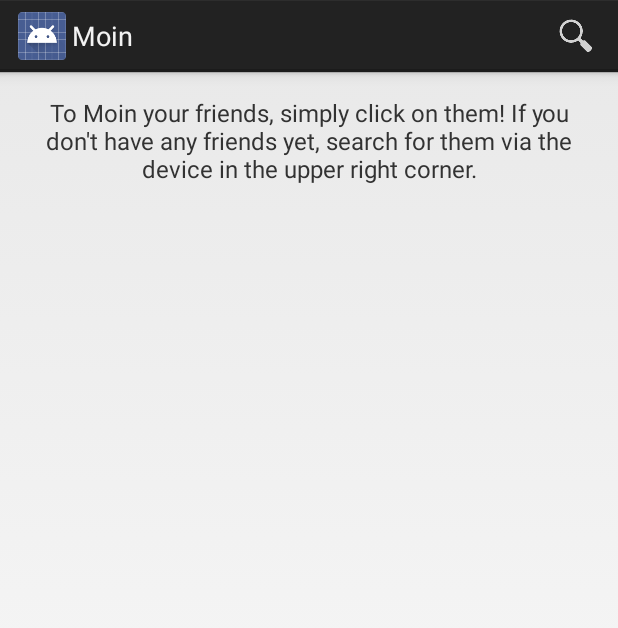
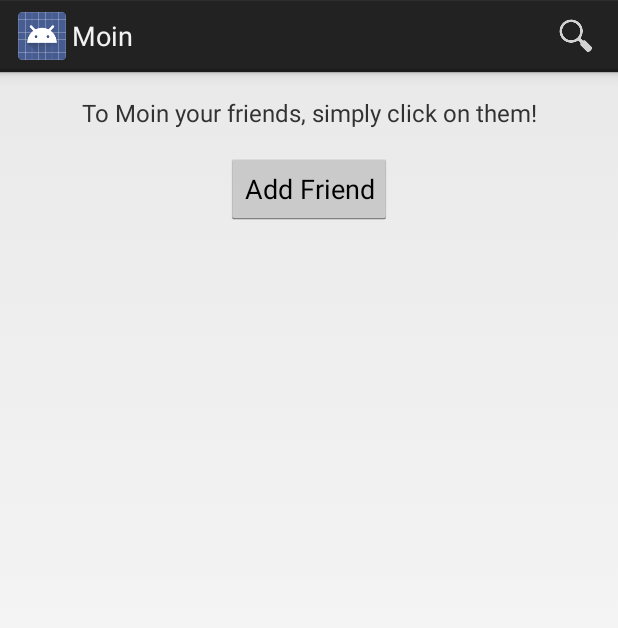
Before and after one commit to MoinApp/moinapp-android, an Android app: the FriendListActivity screen opened directly, with no data from a screen before it, on a phone screen of 412 x 824 dp. Shown: the top 628 px of the screen. Run offline under Robolectric (Android 15) with nearby library versions, the phone set to English and light mode, and no system bars; our stand-ins replace ButterKnife, Picasso; pictures from the network do not load; 7 statements that could not run were skipped.

Commit message:
Added AddFriend button if no Friends are added yet.

```diff
--- a/mobile/src/main/java/de/moinapp/moin/activities/FriendListActivity.java
+++ b/mobile/src/main/java/de/moinapp/moin/activities/FriendListActivity.java
@@ -16,6 +16,7 @@ import android.text.TextUtils;
 import android.util.Log;
 import android.view.Menu;
 import android.view.MenuItem;
+import android.widget.Button;
 import android.widget.GridView;
 import android.widget.SimpleCursorAdapter;
 import android.widget.Toast;
@@ -28,6 +29,7 @@ import java.io.IOException;
 
 import butterknife.ButterKnife;
 import butterknife.InjectView;
+import butterknife.OnClick;
 import butterknife.OnItemClick;
 import de.moinapp.moin.MoinApplication;
 import de.moinapp.moin.R;
@@ -50,6 +52,10 @@ public class FriendListActivity extends Activity {
 
     @InjectView(R.id.main_list_friends)
     GridView mFriendListView;
+
+    @InjectView(R.id.main_list_add_friend)
+    Button mAddFriendButton;
+
 
     private AccountManager mAccountManager;
     private DaoSession mDaoSession;
@@ -80,6 +86,8 @@ public class FriendListActivity extends Activity {
 
         mDaoSession = ((MoinApplication) getApplication()).getDaoSession();
         mFriendDao = mDaoSession.getFriendDao();
+
+        mFriendListView.setEmptyView(mAddFriendButton);
 
         loadFriendsFromDatabase();
 
@@ -113,17 +121,26 @@ public class FriendListActivity extends Activity {
         MoinApplication.getMoinApplication().getJobManager().addJobInBackground(new SendMoinJob(userId));
     }
 
+    @OnClick(R.id.main_list_add_friend)
+    public void onAddFriendClick() {
+        showAddFriendActivity();
+    }
+
     @Override
     public boolean onCreateOptionsMenu(Menu menu) {
         getMenuInflater().inflate(R.menu.friend_list, menu);
         return true;
     }
 
+    private void showAddFriendActivity() {
+        startActivityForResult(new Intent(this, AddFriendActivity.class), 42);
+    }
+
     @Override
     public boolean onOptionsItemSelected(MenuItem item) {
         int id = item.getItemId();
         if (id == R.id.action_friend_list_search) {
-            startActivityForResult(new Intent(this, AddFriendActivity.class), 42);
+            showAddFriendActivity();
             return true;
         }
         return super.onOptionsItemSelected(item);
--- a/mobile/src/main/res/layout/activity_friend_list.xml
+++ b/mobile/src/main/res/layout/activity_friend_list.xml
@@ -24,4 +24,13 @@
         android:layout_width="match_parent"
         android:layout_height="match_parent" />
 
+    <Button
+        android:id="@+id/main_list_add_friend"
+        android:layout_width="wrap_content"
+        android:layout_height="48dp"
+        android:layout_gravity="center"
+        android:layout_marginTop="16dp"
+        android:visibility="gone"
+        android:text="@string/friend_list_add_friend" />
+
 </LinearLayout>
--- a/mobile/src/main/res/values/strings_friend_list.xml
+++ b/mobile/src/main/res/values/strings_friend_list.xml
@@ -1,5 +1,6 @@
 <?xml version="1.0" encoding="utf-8"?>
 <resources>
     <string name="action_friend_list_search">Search</string>
-    <string name="friend_list_intro_text">To Moin your friends, simply click on them! If you don\'t have any friends yet, search for them via the device in the upper right corner.</string>
+    <string name="friend_list_intro_text">To Moin your friends, simply click on them!</string>
+    <string name="friend_list_add_friend">Add Friend</string>
 </resources>
```
